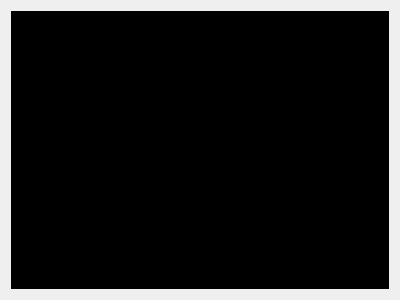
Qt form mainproject/score_page.ui (UIAP4002-Dr-Mahdavi/mini-project-2-sudoku-MJ202218) before a commit.
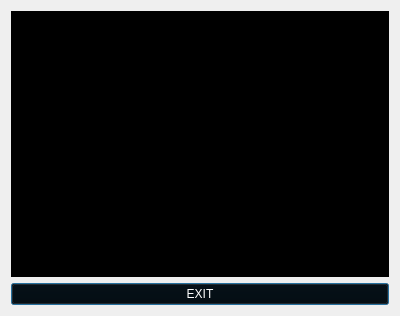
The same form after that commit.

Diff of the .ui file:
```diff
--- a/mainproject/score_page.ui
+++ b/mainproject/score_page.ui
@@ -7,13 +7,15 @@
     <x>0</x>
     <y>0</y>
     <width>400</width>
-    <height>300</height>
+    <height>316</height>
    </rect>
   </property>
   <property name="windowTitle">
    <string>Dialog</string>
   </property>
-  <layout class="QHBoxLayout" name="horizontalLayout">
+  <layout class="QVBoxLayout" name="verticalLayout_2">
+   <item>
+    <layout class="QVBoxLayout" name="verticalLayout">
    <item>
     <widget class="QTextBrowser" name="textBrowser">
      <property name="styleSheet">
@@ -21,7 +23,28 @@
 background-color: rgb(0, 0, 0);
 color: rgb(85, 255, 0);</string>
      </property>
-    </widget>
+       <property name="html">
+        <string>&lt;!DOCTYPE HTML PUBLIC &quot;-//W3C//DTD HTML 4.0//EN&quot; &quot;http://www.w3.org/TR/REC-html40/strict.dtd&quot;&gt;
+&lt;html&gt;&lt;head&gt;&lt;meta name=&quot;qrichtext&quot; content=&quot;1&quot; /&gt;&lt;style type=&quot;text/css&quot;&gt;
+p, li { white-space: pre-wrap; }
+&lt;/style&gt;&lt;/head&gt;&lt;body style=&quot; font-family:'Pristina'; font-size:15pt; font-weight:400; font-style:normal;&quot;&gt;
+&lt;p style=&quot;-qt-paragraph-type:empty; margin-top:0px; margin-bottom:0px; margin-left:0px; margin-right:0px; -qt-block-indent:0; text-indent:0px;&quot;&gt;&lt;br /&gt;&lt;/p&gt;&lt;/body&gt;&lt;/html&gt;</string>
+       </property>
+      </widget>
+     </item>
+     <item>
+      <widget class="QPushButton" name="pushButton">
+       <property name="styleSheet">
+        <string notr="true">color: rgb(255, 255, 255);
+font: 10pt &quot;Pristina&quot;;
+background-color: rgb(0, 0, 0);</string>
+       </property>
+       <property name="text">
+        <string>EXIT</string>
+       </property>
+      </widget>
+     </item>
+    </layout>
    </item>
   </layout>
  </widget>
```
Lines whose indentation alone changed are shown as unchanged.
